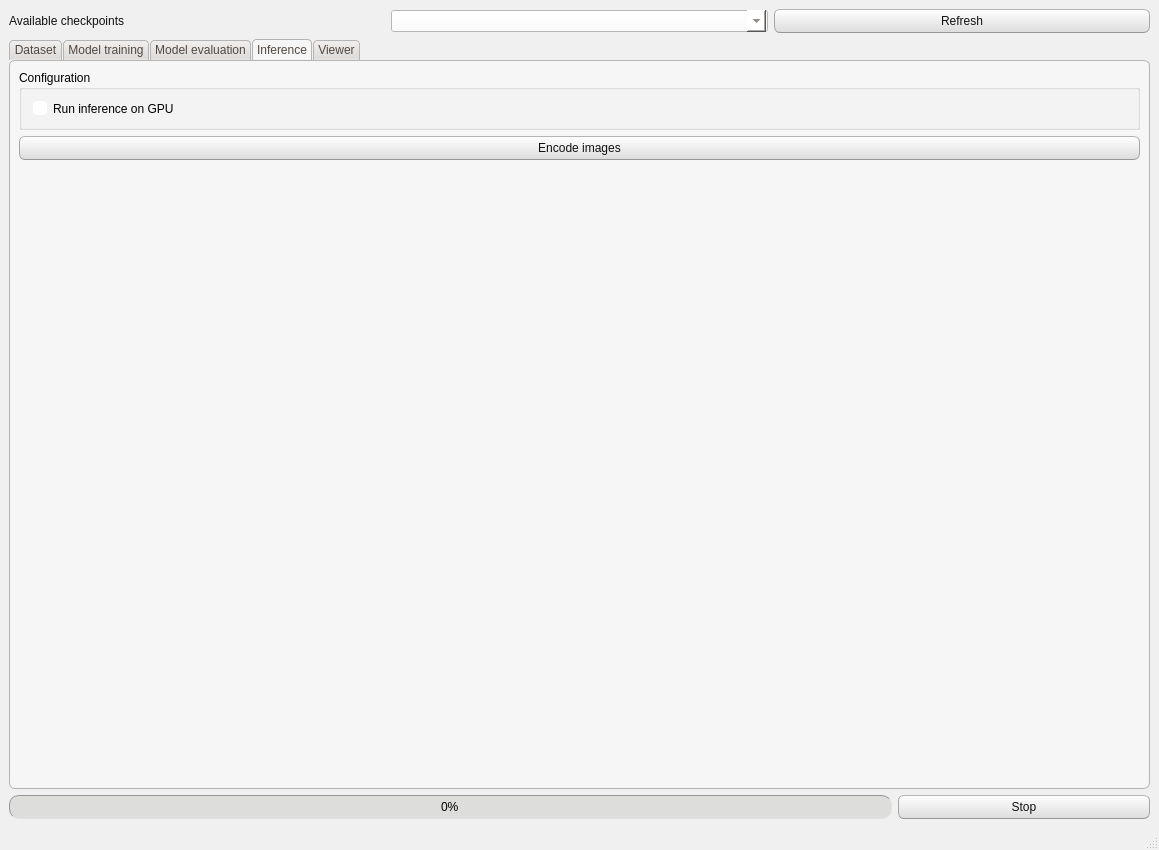
CTCycle/FEXT-Autoencoder, file FEXT/app/src/window_layout.ui: the form before one commit.
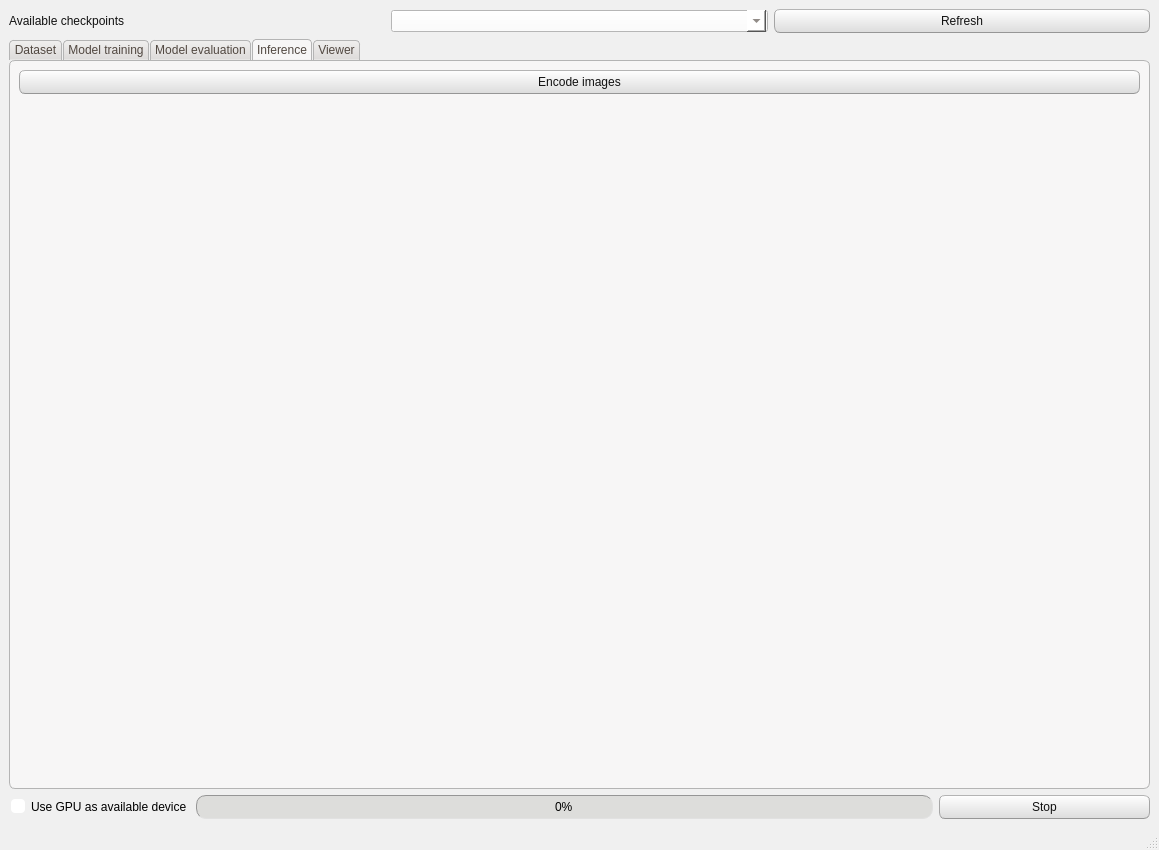
The form after the commit. The open tabs and pages were chosen to show the change.

Commit message: unified selection of GPU to single widget

The edit to the form file:
```diff
--- a/FEXT/app/src/window_layout.ui
+++ b/FEXT/app/src/window_layout.ui
@@ -1495,22 +1495,6 @@
          <layout class="QHBoxLayout" name="horizontalLayout_33" stretch="0">
           <item>
            <layout class="QVBoxLayout" name="verticalLayout_13">
-            <item>
-             <widget class="QGroupBox" name="groupBox_10">
-              <property name="title">
-               <string>Configuration</string>
-              </property>
-              <layout class="QVBoxLayout" name="verticalLayout_16">
-               <item>
-                <widget class="QCheckBox" name="runInferenceGPU">
-                 <property name="text">
-                  <string>Run inference on GPU</string>
-                 </property>
-                </widget>
-               </item>
-              </layout>
-             </widget>
-            </item>
             <item>
              <widget class="QPushButton" name="encodeImages">
               <property name="text">
@@ -1668,7 +1652,14 @@
      </widget>
     </item>
     <item>
-     <layout class="QHBoxLayout" name="horizontalLayout_3" stretch="7,2">
+     <layout class="QHBoxLayout" name="horizontalLayout_3" stretch="0,7,2">
+      <item>
+       <widget class="QCheckBox" name="deviceGPU">
+        <property name="text">
+         <string>Use GPU as available device</string>
+        </property>
+       </widget>
+      </item>
       <item>
        <widget class="QProgressBar" name="progressBar">
         <property name="value">
```
Left out of the diff: 17 changed lines with no effect on the pictures. The commit also changes 4 other files.
